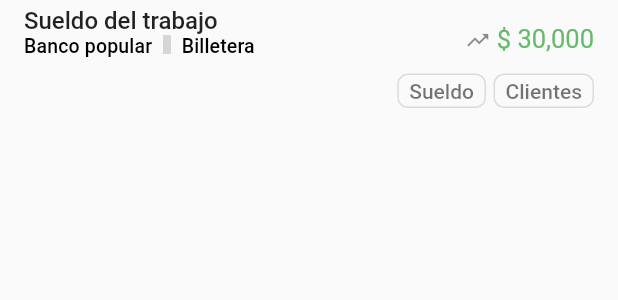
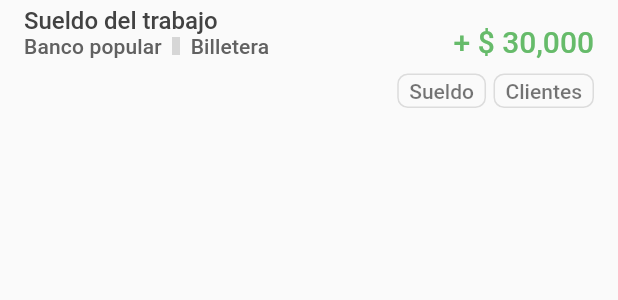
Before and after one commit to daurin/silverkeep-mobile, a Flutter app: the DealingItem widget shown alone on an empty page, opened directly, on a phone screen of 412 x 824 dp. Shown: the top 300 px of the screen. Run offline on Flutter 3.47's test engine with Material 2 defaults, Android fonts, the phone set to English and light mode, and no system bars; our stand-ins replace material_design_icons_flutter; missing offline and left inert: pattern_formatter; grey boxes are pictures that could not be loaded.

Commit message:
no message

```diff
--- a/lib/themes.dart
+++ b/lib/themes.dart
@@ -15,7 +15,7 @@ final _textTheme=TextTheme(
   headline: TextStyle(fontWeight: FontWeight.w500),
   overline: TextStyle(fontWeight: FontWeight.w500),
   subtitle: TextStyle(fontWeight: FontWeight.w500),
-  title: TextStyle(fontWeight: FontWeight.w500)
+  title: TextStyle(fontWeight: FontWeight.w500),
 );
 final ButtonThemeData _buttonTheme=ButtonThemeData(
   buttonColor: Colors.lightBlue[600]
@@ -29,7 +29,21 @@ final ThemeData themeLight=new ThemeData(
   accentColor: Colors.redAccent,
   buttonTheme: _buttonTheme,
   fontFamily: _fontFamily,
-  textTheme: _textTheme
+  textTheme: TextTheme(
+    title: TextStyle(fontWeight: FontWeight.w500,color: Colors.grey.shade800),
+    subhead: TextStyle(fontWeight: FontWeight.w500,color: Colors.grey.shade800),
+    subtitle: TextStyle(fontWeight: FontWeight.w500,color: Colors.grey.shade700),
+    body1: TextStyle(fontWeight: FontWeight.w500),
+    body2: TextStyle(fontWeight: FontWeight.w500),
+    button: TextStyle(fontWeight: FontWeight.w500),
+    caption: TextStyle(fontWeight: FontWeight.w500),
+    display1: TextStyle(fontWeight: FontWeight.w500),
+    display2: TextStyle(fontWeight: FontWeight.w500),
+    display3: TextStyle(fontWeight: FontWeight.w500),
+    display4: TextStyle(fontWeight: FontWeight.w500),
+    headline: TextStyle(fontWeight: FontWeight.w500),
+    overline: TextStyle(fontWeight: FontWeight.w500),
+  )
 );
 
 final ThemeData themeDark=new ThemeData(
--- a/lib/widgets/accounts/AccountsPage.dart
+++ b/lib/widgets/accounts/AccountsPage.dart
@@ -10,6 +10,8 @@ class AccountsPage extends StatefulWidget {
 }
 
 class _AccountsPageState extends State<AccountsPage> {
+
+
   @override
   Widget build(BuildContext context) {
     return Scaffold(
--- a/lib/widgets/dealings/DealingItem.dart
+++ b/lib/widgets/dealings/DealingItem.dart
@@ -9,7 +9,7 @@ class DealingItem extends StatelessWidget {
   @override
   Widget build(BuildContext context) {
     return ListTile(
-      title: Text('Sueldo del trabajo'),
+      title: Text('Sueldo del trabajo',style: Theme.of(context).textTheme.subhead,),
       subtitle: Column(
         mainAxisAlignment: MainAxisAlignment.spaceBetween,
         crossAxisAlignment: CrossAxisAlignment.start,
@@ -19,16 +19,16 @@ class DealingItem extends StatelessWidget {
               children: [
                 TextSpan(
                   text: 'Banco popular ',
-                  style: Theme.of(context).textTheme.subtitle.copyWith(fontSize: 13)
+                  style: Theme.of(context).textTheme.subtitle
                 ),
                 WidgetSpan(
-                  child: Icon(MdiIcons.swapHorizontal, size: 13,),
+                  child: Icon(MdiIcons.swapHorizontal, size: 12,),
                   alignment: PlaceholderAlignment.middle,
-                  style: Theme.of(context).textTheme.subtitle.copyWith(fontSize: 15)
+                  style: Theme.of(context).textTheme.subtitle
                 ),
                 TextSpan(
                   text: ' Billetera',
-                  style: Theme.of(context).textTheme.subtitle.copyWith(fontSize: 13)
+                  style: Theme.of(context).textTheme.subtitle
                 ),
               ]
             )
@@ -38,13 +38,13 @@ class DealingItem extends StatelessWidget {
             text: TextSpan(
               children: [
                 WidgetSpan(
-                  child: Icon(Icons.refresh, size: 17,color: Colors.grey,),
+                  child: Icon(Icons.refresh, size: 14,color: Colors.grey,),
                   alignment: PlaceholderAlignment.middle,
-                  style: Theme.of(context).textTheme.subtitle.copyWith(fontSize: 15,color: Colors.grey)
+                  style: Theme.of(context).textTheme.subtitle
                 ),
                 TextSpan(
                   text: ' Periodica',
-                  style: Theme.of(context).textTheme.caption.copyWith(fontSize: 15)
+                  style: Theme.of(context).textTheme.subtitle
                 ),
               ]
             )
@@ -58,12 +58,12 @@ class DealingItem extends StatelessWidget {
           RichText(
             text:TextSpan(
               children: [
-                WidgetSpan(
-                  child: Icon(Icons.trending_up, size: 17),
-                ),
+                // WidgetSpan(
+                //   child: Icon(Icons.trending_up, size: 17),
+                // ),
                 TextSpan(
-                  text: ' \$ 30,000',
-                  style: TextStyle(fontSize: 17 ,color: Colors.green[400])
+                  text: ' + \$ 30,000',
+                  style: Theme.of(context).textTheme.title.copyWith(color:Colors.green.shade400)
                 ),
               ]
             )
--- a/pubspec.yaml
+++ b/pubspec.yaml
@@ -27,6 +27,11 @@ dependencies:
   sticky_headers: "^0.1.8"
   badges: ^1.1.0
   flutter_speed_dial: ^1.2.5
+  mask_text_input_formatter: ^1.0.6
+  flutter_masked_text: ^0.8.0
+  pattern_formatter: ^1.0.1
+
+  intl: ^0.16.1
   device_preview: ^0.2.6
 
 
```
Also changed, not shown: lib/utils/NumberInputFormatter2.dart (added, +12 -0 lines), lib/widgets/accounts/AccountPage.dart (+23 -4 lines), pubspec.lock.
